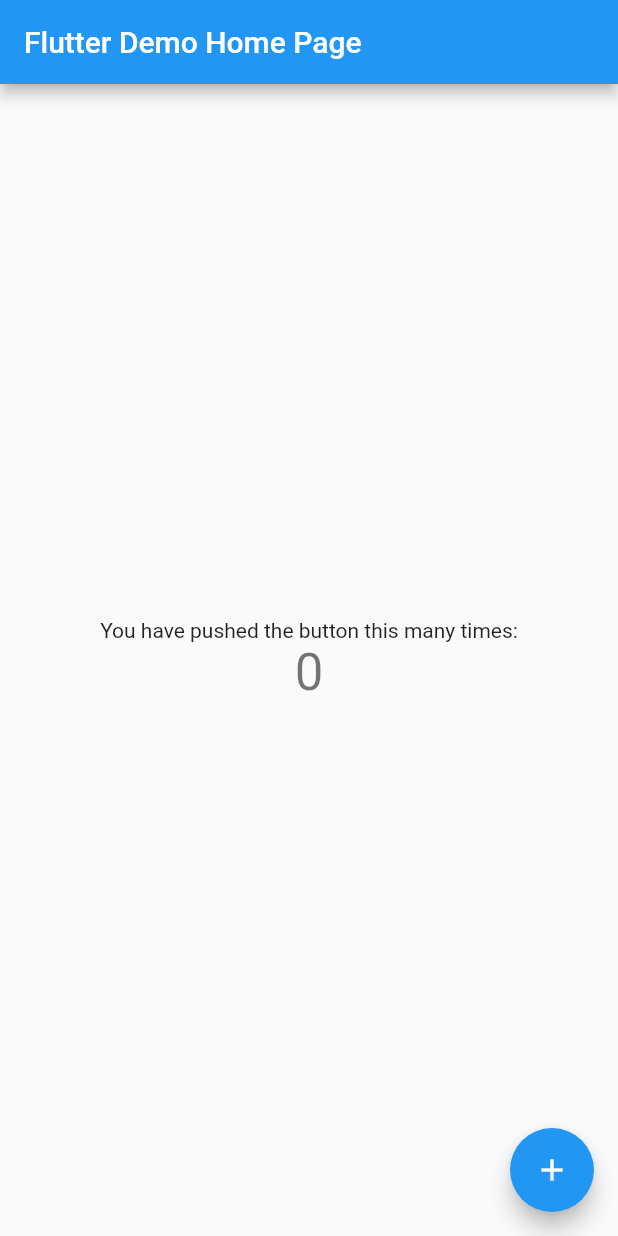
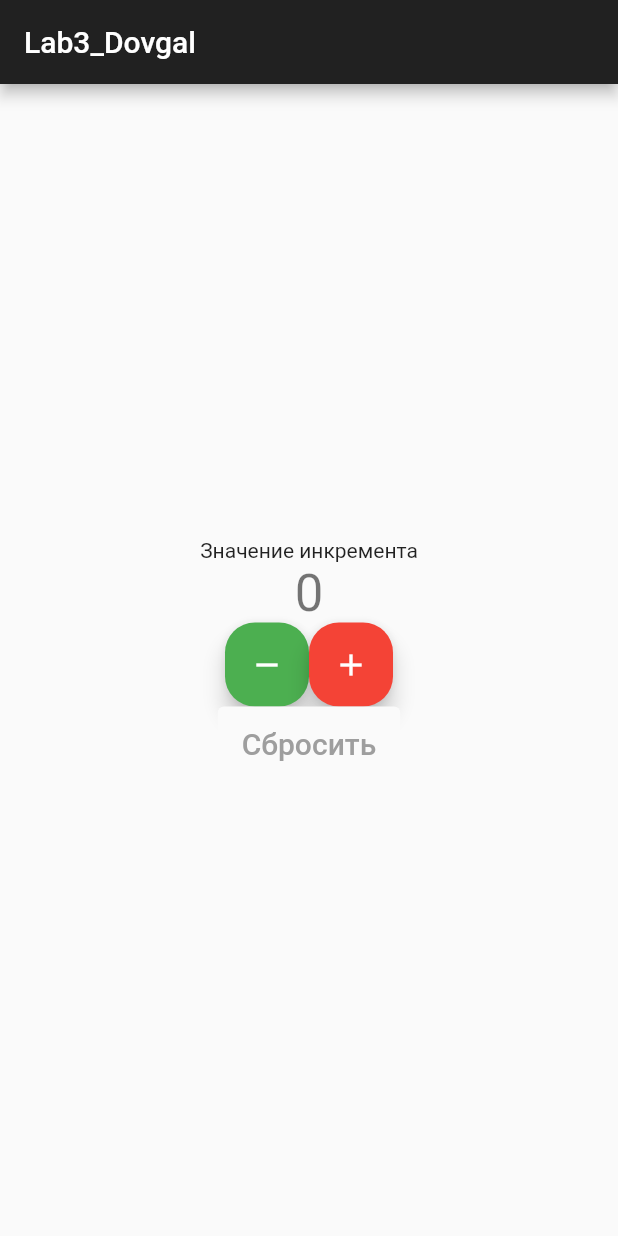
Before and after one commit to DovgalNikita/PI2002_Dovgal, a Flutter app: the screen it shows after launch, on a phone screen of 412 x 824 dp. Run offline on Flutter 3.47's test engine with Material 2 defaults, Android fonts, the phone set to English and light mode, and no system bars.

Commit message:
Finished the lab_3

```diff
--- a/lib/main.dart
+++ b/lib/main.dart
@@ -12,41 +12,21 @@ void main() {
 }
 
 class MyApp extends StatelessWidget {
-  const MyApp({super.key});
+  const MyApp({Key? key}) : super(key: key);
 
-  // This widget is the root of your application.
   @override
   Widget build(BuildContext context) {
     return MaterialApp(
-      title: 'Flutter Demo',
-      theme: ThemeData(
-        // This is the theme of your application.
-        //
-        // Try running your application with "flutter run". You'll see the
-        // application has a blue toolbar. Then, without quitting the app, try
-        // changing the primarySwatch below to Colors.green and then invoke
-        // "hot reload" (press "r" in the console where you ran "flutter run",
-        // or simply save your changes to "hot reload" in a Flutter IDE).
-        // Notice that the counter didn't reset back to zero; the application
-        // is not restarted.
-        primarySwatch: Colors.blue,
-      ),
-      home: const MyHomePage(title: 'Flutter Demo Home Page'),
-    );
+        title: 'Flutter Demo',
+        theme: ThemeData(
+          primarySwatch: Colors.blue,
+        ),
+        home: const MyHomePage(title: 'Lab3_Dovgal'));
   }
 }
 
 class MyHomePage extends StatefulWidget {
-  const MyHomePage({super.key, required this.title});
-
-  // This widget is the home page of your application. It is stateful, meaning
-  // that it has a State object (defined below) that contains fields that affect
-  // how it looks.
-
-  // This class is the configuration for the state. It holds the values (in this
-  // case the title) provided by the parent (in this case the App widget) and
-  // used by the build method of the State. Fields in a Widget subclass are
-  // always marked "final".
+  const MyHomePage({Key? key, required this.title}) : super(key: key);
 
   final String title;
 
@@ -59,64 +39,100 @@ class _MyHomePageState extends State<MyHomePage> {
 
   void _incrementCounter() {
     setState(() {
-      // This call to setState tells the Flutter framework that something has
-      // changed in this State, which causes it to rerun the build method below
-      // so that the display can reflect the updated values. If we changed
-      // _counter without calling setState(), then the build method would not be
-      // called again, and so nothing would appear to happen.
       _counter++;
+    });
+  }
+
+  void _decrementCounter() {
+    setState(() {
+      _counter--;
+    });
+  }
+
+  void _resetCounter() {
+    setState(() {
+      _counter = 0;
     });
   }
 
   @override
   Widget build(BuildContext context) {
-    // This method is rerun every time setState is called, for instance as done
-    // by the _incrementCounter method above.
-    //
-    // The Flutter framework has been optimized to make rerunning build methods
-    // fast, so that you can just rebuild anything that needs updating rather
-    // than having to individually change instances of widgets.
     return Scaffold(
       appBar: AppBar(
-        // Here we take the value from the MyHomePage object that was created by
-        // the App.build method, and use it to set our appbar title.
         title: Text(widget.title),
+        backgroundColor: Colors.grey[900],
       ),
       body: Center(
-        // Center is a layout widget. It takes a single child and positions it
-        // in the middle of the parent.
         child: Column(
-          // Column is also a layout widget. It takes a list of children and
-          // arranges them vertically. By default, it sizes itself to fit its
-          // children horizontally, and tries to be as tall as its parent.
-          //
-          // Invoke "debug painting" (press "p" in the console, choose the
-          // "Toggle Debug Paint" action from the Flutter Inspector in Android
-          // Studio, or the "Toggle Debug Paint" command in Visual Studio Code)
-          // to see the wireframe for each widget.
-          //
-          // Column has various properties to control how it sizes itself and
-          // how it positions its children. Here we use mainAxisAlignment to
-          // center the children vertically; the main axis here is the vertical
-          // axis because Columns are vertical (the cross axis would be
-          // horizontal).
           mainAxisAlignment: MainAxisAlignment.center,
           children: <Widget>[
-            const Text(
-              'You have pushed the button this many times:',
-            ),
+            const Text('Значение инкремента'),
             Text(
               '$_counter',
-              style: Theme.of(context).textTheme.headlineMedium,
+              style: Theme.of(context).textTheme.headline4,
+            ),
+            Row(mainAxisAlignment: MainAxisAlignment.center, children: <Widget>[
+              FloatingActionButton(
+                onPressed: _decrementCounter,
+                shape: RoundedRectangleBorder(
+                  borderRadius: BorderRadius.circular(20.0),
+                ),
+                tooltip: 'Increment',
+                backgroundColor: Colors.green,
+                child: const Icon(Icons.remove),
+              ),
+              FloatingActionButton(
+                onPressed: _incrementCounter,
+                shape: RoundedRectangleBorder(
+                  borderRadius: BorderRadius.circular(20.0),
+                ),
+                tooltip: 'Increment',
+                backgroundColor: Colors.red,
+                child: const Icon(Icons.add),
+              ),
+            ]),
+            ElevatedButton(
+              onPressed: _resetCounter,
+              child: Text("Сбросить",
+                  style: TextStyle(
+                    color: Colors.grey,
+                    fontSize: 20.0,
+                  )),
+              style: ElevatedButton.styleFrom(
+                elevation: 0.0,
+                shadowColor: Colors.transparent,
+                primary: Colors.grey[50],
+                minimumSize: Size(100.0, 50.0),
+              ),
             ),
           ],
         ),
       ),
-      floatingActionButton: FloatingActionButton(
-        onPressed: _incrementCounter,
-        tooltip: 'Increment',
-        child: const Icon(Icons.add),
-      ), // This trailing comma makes auto-formatting nicer for build methods.
     );
   }
 }
+
+// void main() {
+//   runApp(
+//     MaterialApp(
+//       home: Scaffold(
+//         appBar: AppBar(
+//           title: Text("Инкремент"),
+//           centerTitle: true,
+//           backgroundColor: Colors.grey[800],
+//         ),
+//         body: Center(
+//           child: Column(
+//             mainAxisAlignment: MainAxisAlignment.center,
+//           ),
+//         ),
+//         backgroundColor: Colors.grey[800],
+//         floatingActionButton: FloatingActionButton(
+//           onPressed: (){},
+//           tooltip: 'Increment',
+//           child: const Icon(Icons.add),
+//         ),
+//       ),
+//     ),
+//   );
+// }
```
